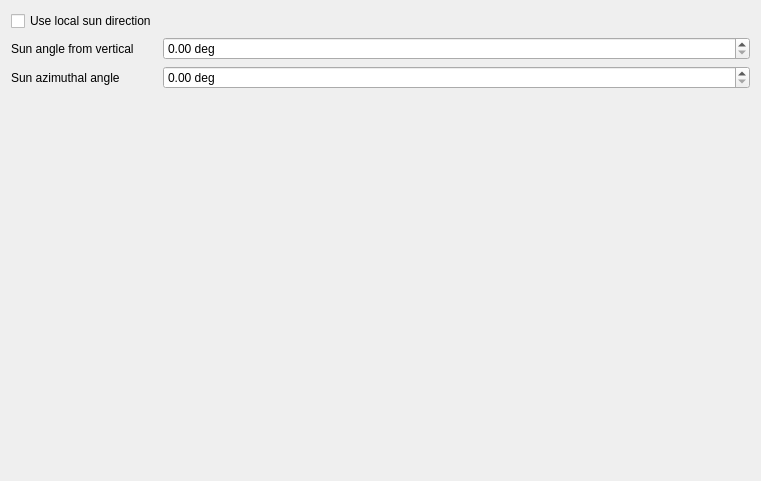
Above: gui_client/EnvironmentOptionsWidget.ui from shipilovden/substrata-metasiberia before the change. Below: the same form after it.
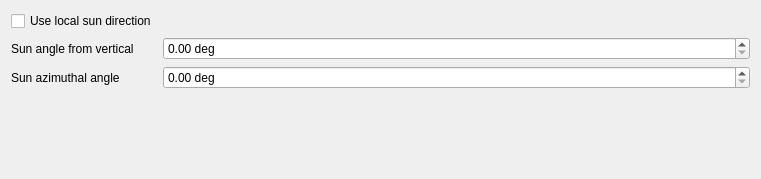
That is the form after the change. Custom widgets are drawn as their Qt base class.

```diff
--- a/gui_client/EnvironmentOptionsWidget.ui
+++ b/gui_client/EnvironmentOptionsWidget.ui
@@ -7,7 +7,7 @@
     <x>0</x>
     <y>0</y>
     <width>761</width>
-    <height>481</height>
+    <height>179</height>
    </rect>
   </property>
   <property name="windowTitle">
```
